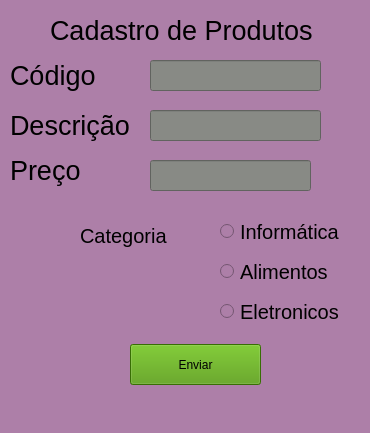
Above: formulario.ui from guiihh532/myFirstSystemPython before the change. Below: the same form after it.
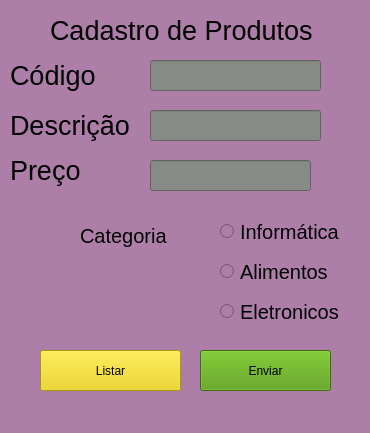
That is the form after the change.

Commit message: Limpar Campos, Abrir segunda tela

Patch:
```diff
--- a/formulario.ui
+++ b/formulario.ui
@@ -207,8 +207,8 @@
    <widget class="QPushButton" name="pushButton">
     <property name="geometry">
      <rect>
-      <x>130</x>
-      <y>344</y>
+      <x>200</x>
+      <y>350</y>
       <width>131</width>
       <height>41</height>
      </rect>
@@ -220,6 +220,24 @@
      <string>Enviar</string>
     </property>
    </widget>
+   <widget class="QPushButton" name="pushButton_2">
+    <property name="geometry">
+     <rect>
+      <x>40</x>
+      <y>350</y>
+      <width>141</width>
+      <height>41</height>
+     </rect>
+    </property>
+    <property name="styleSheet">
+     <string notr="true">background-color: rgb(237, 212, 0);
+border-color: rgb(0, 0, 0);
+color: rgb(0, 0, 0);</string>
+    </property>
+    <property name="text">
+     <string>Listar</string>
+    </property>
+   </widget>
   </widget>
   <widget class="QMenuBar" name="menubar">
    <property name="geometry">
```
The commit also changes 2 other files.
